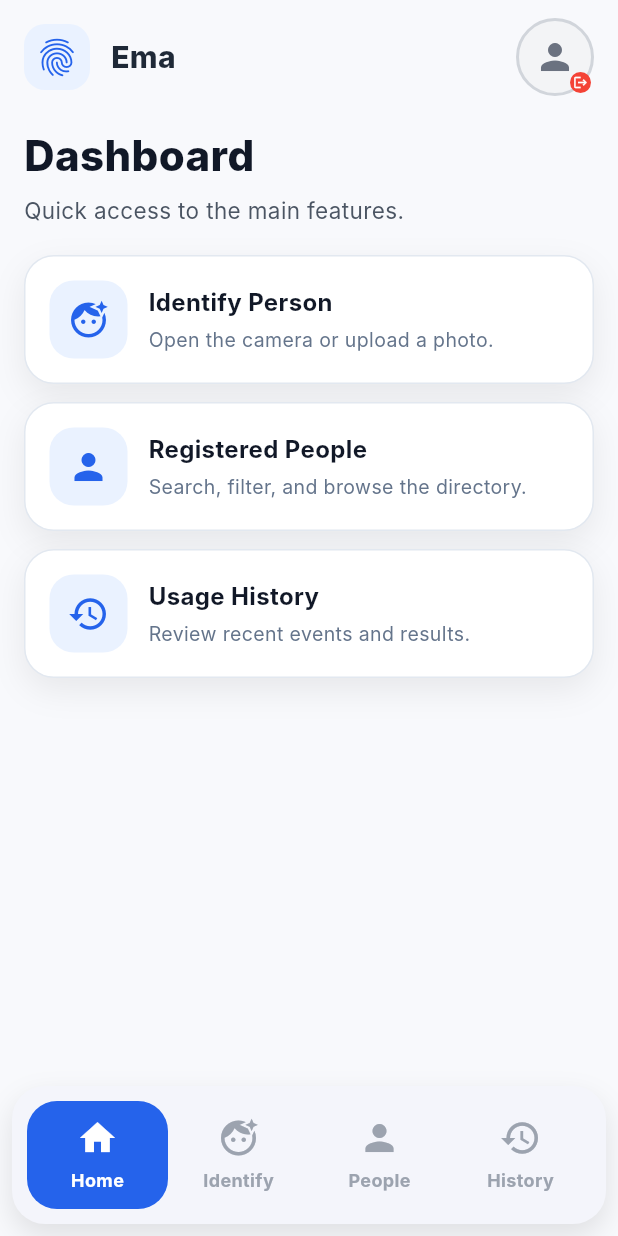
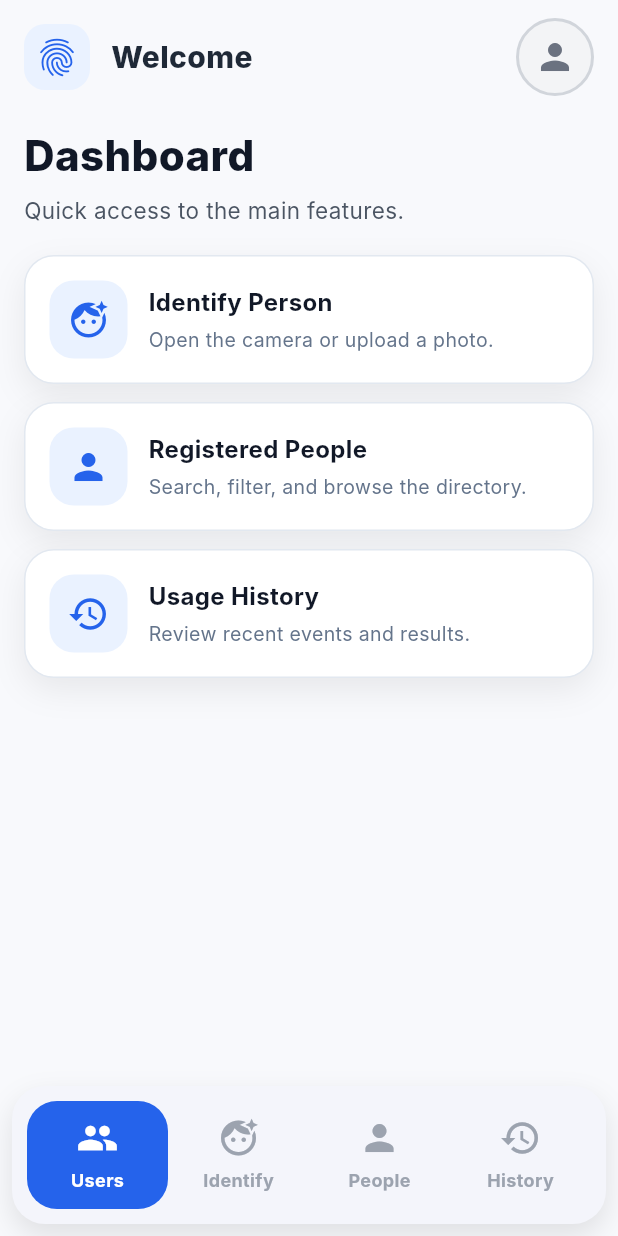
Before and after one commit to zGIKS/ema-flutter, a Flutter app: the AppShellWidget screen opened directly, on a phone screen of 412 x 824 dp. Run offline on Flutter 3.47's test engine with Material 3 defaults, Android fonts, the phone set to English and light mode, and no system bars; our stand-ins replace dio, equatable, flutter_bloc, flutter_dotenv, image_picker; Roboto replaces fonts that are missing (Inter).

Commit message:
feat nav and header

```diff
--- a/lib/app/shared/interfaces/widgets/app_shell.widget.dart
+++ b/lib/app/shared/interfaces/widgets/app_shell.widget.dart
@@ -3,8 +3,6 @@ import '../../../biometrics/interfaces/pages/identify_person/identify_person.scr
 import '../../../iam/interfaces/pages/users/users.screen.dart';
 import '../../../identity/interfaces/pages/registered_persons/registered_persons.screen.dart';
 import '../../../auditory/interfaces/pages/auditory_logs/auditory_logs.screen.dart';
-import '../../../iam/application/internal/session_manager.dart';
-import '../../../iam/interfaces/pages/sign_in/sign_in.screen.dart';
 import 'bottom_navigation.widget.dart';
 
 class AppShellWidget extends StatefulWidget {
@@ -27,36 +25,7 @@ class _AppShellWidgetState extends State<AppShellWidget> {
     });
   }
 
-  void _handleLogout() {
-    showDialog(
-      context: context,
-      builder: (context) => AlertDialog(
-        title: const Text('Sign Out'),
-        content: const Text('Are you sure you want to sign out from Ema?'),
-        actions: [
-          TextButton(
-            onPressed: () => Navigator.of(context).pop(),
-            child: const Text('Cancel'),
-          ),
-          ElevatedButton(
-            style: ElevatedButton.styleFrom(
-              backgroundColor: Colors.red.shade600,
-              foregroundColor: Colors.white,
-            ),
-            onPressed: () {
-              SessionManager.clearSession();
-              Navigator.of(context).pop();
-              Navigator.of(context).pushAndRemoveUntil(
-                MaterialPageRoute(builder: (_) => const SignInScreen()),
-                (route) => false,
-              );
-            },
-            child: const Text('Sign Out'),
-          ),
-        ],
-      ),
-    );
-  }
+
 
   @override
   Widget build(BuildContext context) {
@@ -91,33 +60,17 @@ class _AppShellWidgetState extends State<AppShellWidget> {
                     ),
                   ),
                   const SizedBox(width: 14),
-                  Expanded(
-                    child: Column(
-                      crossAxisAlignment: CrossAxisAlignment.start,
-                      children: [
-                        const Text(
-                          'Ema',
+                  const Expanded(
+                    child: Text(
+                      'Welcome',
                       style: TextStyle(
                         fontSize: 20,
                         fontWeight: FontWeight.w800,
                         color: Color(0xFF1F2937),
                       ),
                     ),
-                        if (SessionManager.username != null)
-                          Text(
-                            'User: ${SessionManager.username}',
-                            style: TextStyle(
-                              fontSize: 12,
-                              color: Colors.grey.shade600,
-                              fontWeight: FontWeight.w500,
                   ),
-                          ),
-                      ],
-                    ),
-                  ),
-                  GestureDetector(
-                    onTap: _handleLogout,
-                    child: Container(
+                  Container(
                     width: 52,
                     height: 52,
                     decoration: BoxDecoration(
@@ -125,32 +78,10 @@ class _AppShellWidgetState extends State<AppShellWidget> {
                       border: Border.all(color: const Color(0xFFD1D5DB), width: 2),
                       color: const Color(0xFFF3F4F6),
                     ),
-                      child: Stack(
-                        alignment: Alignment.center,
-                        children: [
-                          const Icon(
+                    child: const Icon(
                       Icons.person,
                       color: Color(0xFF6B7280),
                       size: 28,
-                          ),
-                          Positioned(
-                            right: 0,
-                            bottom: 0,
-                            child: Container(
-                              padding: const EdgeInsets.all(2),
-                              decoration: const BoxDecoration(
-                                color: Colors.red,
-                                shape: BoxShape.circle,
-                              ),
-                              child: const Icon(
-                                Icons.logout,
-                                size: 10,
-                                color: Colors.white,
-                              ),
-                            ),
-                          ),
-                        ],
-                      ),
                     ),
                   ),
                 ],
--- a/lib/app/shared/interfaces/widgets/bottom_navigation.widget.dart
+++ b/lib/app/shared/interfaces/widgets/bottom_navigation.widget.dart
@@ -13,7 +13,7 @@ class BottomNavigationWidget extends StatelessWidget {
   @override
   Widget build(BuildContext context) {
     final items = <_EmaBottomNavigationItem>[
-      const _EmaBottomNavigationItem(label: 'Home', icon: Icons.home),
+      const _EmaBottomNavigationItem(label: 'Users', icon: Icons.people),
       const _EmaBottomNavigationItem(label: 'Identify', icon: Icons.face_retouching_natural),
       const _EmaBottomNavigationItem(label: 'People', icon: Icons.person),
       const _EmaBottomNavigationItem(label: 'History', icon: Icons.history),
```
Lines whose indentation alone changed are shown as unchanged.
